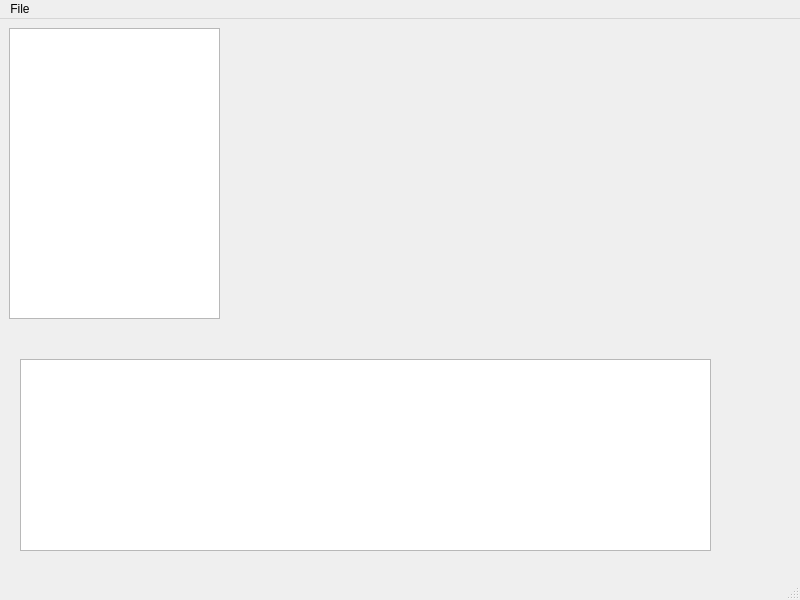
Above: pmbrowserwindow.ui from ChrisHal/PMbrowser before the change. Below: the same form after it.
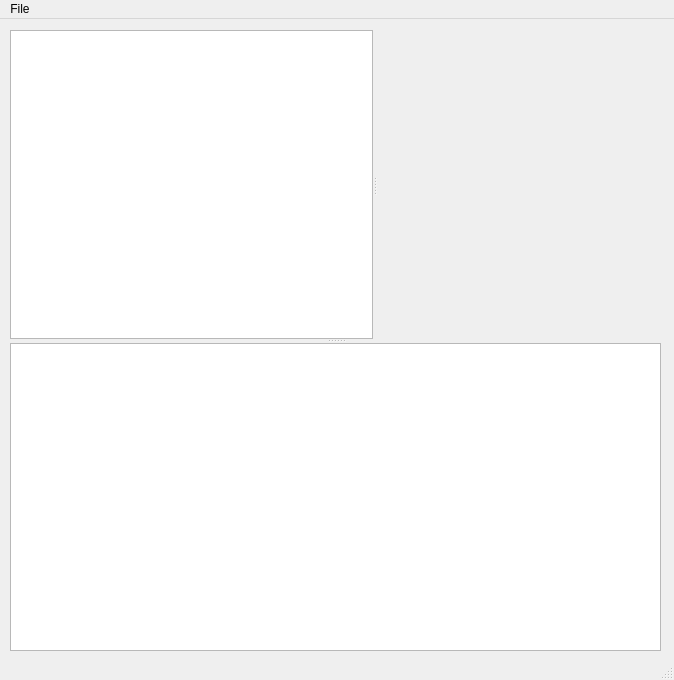
That is the form after the change. Custom widgets are drawn as their Qt base class.

Commit message: fiddling with layout

Diff of the .ui file:
```diff
--- a/pmbrowserwindow.ui
+++ b/pmbrowserwindow.ui
@@ -6,54 +6,105 @@
    <rect>
     <x>0</x>
     <y>0</y>
-    <width>800</width>
-    <height>600</height>
+    <width>674</width>
+    <height>680</height>
    </rect>
   </property>
   <property name="windowTitle">
    <string>PMbrowserWindow</string>
   </property>
-  <widget class="QWidget" name="centralwidget">
-   <widget class="QTreeWidget" name="treePulse">
+  <widget class="QWidget" name="widget">
+   <property name="sizePolicy">
+    <sizepolicy hsizetype="Expanding" vsizetype="Expanding">
+     <horstretch>0</horstretch>
+     <verstretch>0</verstretch>
+    </sizepolicy>
+   </property>
+   <property name="sizeIncrement">
+    <size>
+     <width>1</width>
+     <height>1</height>
+    </size>
+   </property>
+   <widget class="QSplitter" name="splitter_2">
     <property name="geometry">
      <rect>
-      <x>9</x>
-      <y>9</y>
-      <width>211</width>
-      <height>291</height>
+      <x>10</x>
+      <y>11</y>
+      <width>651</width>
+      <height>621</height>
      </rect>
     </property>
-    <property name="headerHidden">
-     <bool>true</bool>
+    <property name="sizeIncrement">
+     <size>
+      <width>1</width>
+      <height>1</height>
+     </size>
     </property>
-    <column>
-     <property name="text">
-      <string notr="true">1</string>
-     </property>
-    </column>
-   </widget>
-   <widget class="QTextEdit" name="textEdit">
-    <property name="geometry">
-     <rect>
-      <x>20</x>
-      <y>340</y>
-      <width>691</width>
-      <height>192</height>
-     </rect>
+    <property name="orientation">
+     <enum>Qt::Vertical</enum>
     </property>
-    <property name="readOnly">
-     <bool>true</bool>
-    </property>
-   </widget>
-   <widget class="RenderArea" name="renderArea" native="true">
-    <property name="geometry">
-     <rect>
-      <x>240</x>
-      <y>10</y>
-      <width>521</width>
-      <height>301</height>
-     </rect>
-    </property>
+    <widget class="QSplitter" name="splitter">
+     <property name="orientation">
+      <enum>Qt::Horizontal</enum>
+     </property>
+     <widget class="QTreeWidget" name="treePulse">
+      <property name="sizePolicy">
+       <sizepolicy hsizetype="Expanding" vsizetype="Expanding">
+        <horstretch>1</horstretch>
+        <verstretch>0</verstretch>
+       </sizepolicy>
+      </property>
+      <property name="minimumSize">
+       <size>
+        <width>0</width>
+        <height>0</height>
+       </size>
+      </property>
+      <property name="headerHidden">
+       <bool>true</bool>
+      </property>
+      <column>
+       <property name="text">
+        <string notr="true">1</string>
+       </property>
+      </column>
+     </widget>
+     <widget class="RenderArea" name="renderArea" native="true">
+      <property name="sizePolicy">
+       <sizepolicy hsizetype="Expanding" vsizetype="Expanding">
+        <horstretch>2</horstretch>
+        <verstretch>0</verstretch>
+       </sizepolicy>
+      </property>
+      <property name="minimumSize">
+       <size>
+        <width>0</width>
+        <height>0</height>
+       </size>
+      </property>
+      <property name="autoFillBackground">
+       <bool>true</bool>
+      </property>
+     </widget>
+    </widget>
+    <widget class="QTextEdit" name="textEdit">
+     <property name="sizePolicy">
+      <sizepolicy hsizetype="Expanding" vsizetype="Expanding">
+       <horstretch>0</horstretch>
+       <verstretch>0</verstretch>
+      </sizepolicy>
+     </property>
+     <property name="minimumSize">
+      <size>
+       <width>0</width>
+       <height>0</height>
+      </size>
+     </property>
+     <property name="readOnly">
+      <bool>true</bool>
+     </property>
+    </widget>
    </widget>
   </widget>
   <widget class="QMenuBar" name="menubar">
@@ -61,7 +112,7 @@
     <rect>
      <x>0</x>
      <y>0</y>
-     <width>800</width>
+     <width>674</width>
      <height>21</height>
     </rect>
    </property>
```
Left out of the diff: 15 changed lines with no effect on the pictures. The commit also changes 2 other files.
